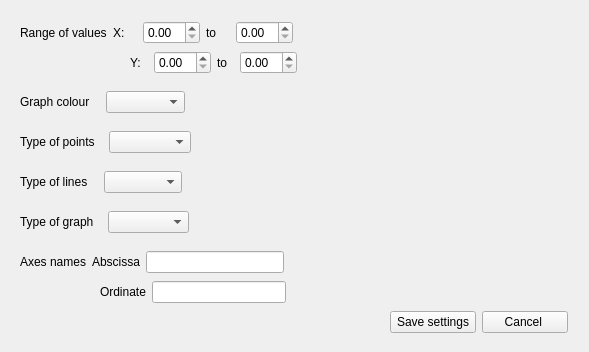
Kirikus/Experiments-2026S-CPP, file window/graph_settings.ui: the form before one commit.
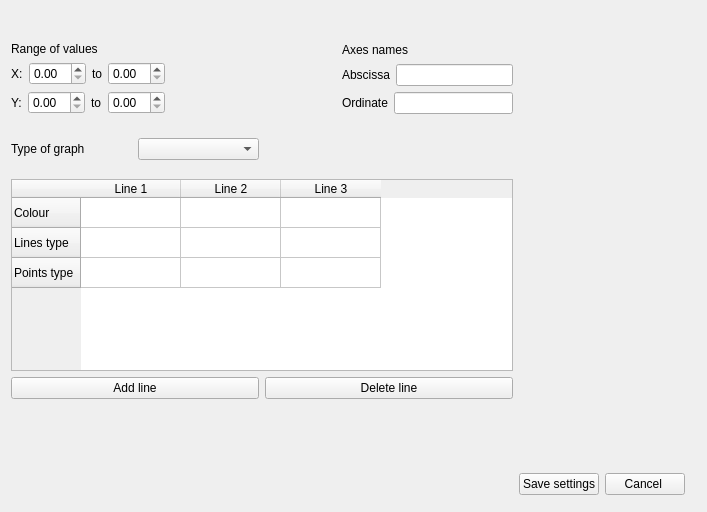
The form after the commit.

```diff
--- a/window/graph_settings.ui
+++ b/window/graph_settings.ui
@@ -6,8 +6,8 @@
    <rect>
     <x>0</x>
     <y>0</y>
-    <width>589</width>
-    <height>352</height>
+    <width>707</width>
+    <height>512</height>
    </rect>
   </property>
   <property name="windowTitle">
@@ -16,101 +16,97 @@
   <widget class="QWidget" name="">
    <property name="geometry">
     <rect>
-     <x>20</x>
-     <y>90</y>
-     <width>165</width>
-     <height>24</height>
+     <x>11</x>
+     <y>42</y>
+     <width>674</width>
+     <height>453</height>
     </rect>
    </property>
+   <layout class="QGridLayout" name="gridLayout_5">
+    <item row="0" column="0">
+     <layout class="QGridLayout" name="gridLayout_4">
+      <item row="0" column="0">
+       <layout class="QGridLayout" name="gridLayout_3">
+        <item row="0" column="0" colspan="2">
+         <layout class="QGridLayout" name="gridLayout">
+          <item row="0" column="0">
+           <layout class="QVBoxLayout" name="verticalLayout_2">
+            <item>
+             <widget class="QLabel" name="label">
+              <property name="text">
+               <string>Range of values</string>
+              </property>
+             </widget>
+            </item>
+            <item>
+             <layout class="QVBoxLayout" name="verticalLayout">
+              <item>
    <layout class="QHBoxLayout" name="horizontalLayout">
     <item>
-     <widget class="QLabel" name="label_6">
+                 <widget class="QLabel" name="label_2">
       <property name="text">
-       <string>Graph colour</string>
+                   <string>X:</string>
       </property>
      </widget>
     </item>
     <item>
-     <widget class="QComboBox" name="comboBox"/>
-    </item>
-   </layout>
-  </widget>
-  <widget class="QWidget" name="">
-   <property name="geometry">
-    <rect>
-     <x>20</x>
-     <y>130</y>
-     <width>171</width>
-     <height>24</height>
-    </rect>
-   </property>
-   <layout class="QHBoxLayout" name="horizontalLayout_2">
+                 <widget class="QDoubleSpinBox" name="doubleSpinBox"/>
+                </item>
     <item>
-     <widget class="QLabel" name="label_7">
+                 <widget class="QLabel" name="label_3">
       <property name="text">
-       <string>Type of points</string>
+                   <string>to</string>
       </property>
      </widget>
     </item>
     <item>
-     <widget class="QComboBox" name="comboBox_2"/>
-    </item>
-   </layout>
-  </widget>
-  <widget class="QWidget" name="">
-   <property name="geometry">
-    <rect>
-     <x>20</x>
-     <y>170</y>
-     <width>162</width>
-     <height>24</height>
-    </rect>
-   </property>
-   <layout class="QHBoxLayout" name="horizontalLayout_3">
-    <item>
-     <widget class="QLabel" name="label_8">
-      <property name="text">
-       <string>Type of lines</string>
-      </property>
-     </widget>
+                 <widget class="QDoubleSpinBox" name="doubleSpinBox_2"/>
+                </item>
+               </layout>
     </item>
     <item>
-     <widget class="QComboBox" name="comboBox_3"/>
-    </item>
-   </layout>
-  </widget>
-  <widget class="QWidget" name="">
-   <property name="geometry">
-    <rect>
-     <x>20</x>
-     <y>210</y>
-     <width>169</width>
-     <height>24</height>
-    </rect>
-   </property>
    <layout class="QHBoxLayout" name="horizontalLayout_4">
     <item>
-     <widget class="QLabel" name="label_9">
+                 <widget class="QLabel" name="label_5">
       <property name="text">
-       <string>Type of graph</string>
+                   <string>Y:</string>
       </property>
      </widget>
     </item>
     <item>
-     <widget class="QComboBox" name="comboBox_4"/>
-    </item>
-   </layout>
-  </widget>
-  <widget class="QWidget" name="">
-   <property name="geometry">
-    <rect>
-     <x>20</x>
-     <y>250</y>
-     <width>264</width>
-     <height>24</height>
-    </rect>
-   </property>
-   <layout class="QHBoxLayout" name="horizontalLayout_5">
+                 <widget class="QDoubleSpinBox" name="doubleSpinBox_3"/>
+                </item>
+                <item>
+                 <widget class="QLabel" name="label_4">
+                  <property name="text">
+                   <string>to</string>
+                  </property>
+                 </widget>
+                </item>
+                <item>
+                 <widget class="QDoubleSpinBox" name="doubleSpinBox_4"/>
+                </item>
+               </layout>
+              </item>
+             </layout>
+            </item>
+           </layout>
+          </item>
+          <item row="0" column="1">
+           <spacer name="horizontalSpacer">
+            <property name="orientation">
+             <enum>Qt::Horizontal</enum>
+            </property>
+            <property name="sizeHint" stdset="0">
+             <size>
+              <width>40</width>
+              <height>20</height>
+             </size>
+            </property>
+           </spacer>
+          </item>
+          <item row="0" column="2">
+           <layout class="QVBoxLayout" name="verticalLayout_4">
     <item>
      <widget class="QLabel" name="label_10">
       <property name="text">
@@ -119,6 +115,10 @@
      </widget>
     </item>
     <item>
+             <layout class="QVBoxLayout" name="verticalLayout_3">
+              <item>
+               <layout class="QHBoxLayout" name="horizontalLayout_2">
+                <item>
      <widget class="QLabel" name="label_11">
       <property name="text">
        <string>Abscissa</string>
@@ -129,17 +129,9 @@
      <widget class="QLineEdit" name="lineEdit"/>
     </item>
    </layout>
-  </widget>
-  <widget class="QWidget" name="">
-   <property name="geometry">
-    <rect>
-     <x>100</x>
-     <y>280</y>
-     <width>186</width>
-     <height>24</height>
-    </rect>
-   </property>
-   <layout class="QHBoxLayout" name="horizontalLayout_6">
+              </item>
+              <item>
+               <layout class="QHBoxLayout" name="horizontalLayout_3">
     <item>
      <widget class="QLabel" name="label_12">
       <property name="text">
@@ -151,17 +143,137 @@
      <widget class="QLineEdit" name="lineEdit_2"/>
     </item>
    </layout>
-  </widget>
-  <widget class="QWidget" name="">
-   <property name="geometry">
-    <rect>
-     <x>390</x>
-     <y>310</y>
-     <width>178</width>
-     <height>24</height>
-    </rect>
-   </property>
-   <layout class="QHBoxLayout" name="horizontalLayout_7">
+              </item>
+             </layout>
+            </item>
+           </layout>
+          </item>
+         </layout>
+        </item>
+        <item row="1" column="1">
+         <spacer name="verticalSpacer">
+          <property name="orientation">
+           <enum>Qt::Vertical</enum>
+          </property>
+          <property name="sizeHint" stdset="0">
+           <size>
+            <width>20</width>
+            <height>18</height>
+           </size>
+          </property>
+         </spacer>
+        </item>
+        <item row="2" column="0">
+         <layout class="QHBoxLayout" name="horizontalLayout_5">
+          <item>
+           <widget class="QLabel" name="label_9">
+            <property name="text">
+             <string>Type of graph</string>
+            </property>
+           </widget>
+          </item>
+          <item>
+           <widget class="QComboBox" name="comboBox_4"/>
+          </item>
+         </layout>
+        </item>
+       </layout>
+      </item>
+      <item row="1" column="0">
+       <spacer name="verticalSpacer_2">
+        <property name="orientation">
+         <enum>Qt::Vertical</enum>
+        </property>
+        <property name="sizeHint" stdset="0">
+         <size>
+          <width>20</width>
+          <height>13</height>
+         </size>
+        </property>
+       </spacer>
+      </item>
+      <item row="2" column="0">
+       <layout class="QGridLayout" name="gridLayout_2">
+        <item row="1" column="0">
+         <widget class="QPushButton" name="pushButton_3">
+          <property name="text">
+           <string>Add line</string>
+          </property>
+         </widget>
+        </item>
+        <item row="0" column="0" colspan="2">
+         <widget class="QTableWidget" name="tableWidget">
+          <row>
+           <property name="text">
+            <string>Colour</string>
+           </property>
+          </row>
+          <row>
+           <property name="text">
+            <string>Lines type</string>
+           </property>
+          </row>
+          <row>
+           <property name="text">
+            <string>Points type</string>
+           </property>
+          </row>
+          <column>
+           <property name="text">
+            <string>Line 1</string>
+           </property>
+          </column>
+          <column>
+           <property name="text">
+            <string>Line 2</string>
+           </property>
+          </column>
+          <column>
+           <property name="text">
+            <string>Line 3</string>
+           </property>
+          </column>
+         </widget>
+        </item>
+        <item row="1" column="1">
+         <widget class="QPushButton" name="pushButton_4">
+          <property name="text">
+           <string>Delete line</string>
+          </property>
+         </widget>
+        </item>
+       </layout>
+      </item>
+     </layout>
+    </item>
+    <item row="1" column="0">
+     <spacer name="verticalSpacer_3">
+      <property name="orientation">
+       <enum>Qt::Vertical</enum>
+      </property>
+      <property name="sizeHint" stdset="0">
+       <size>
+        <width>20</width>
+        <height>28</height>
+       </size>
+      </property>
+     </spacer>
+    </item>
+    <item row="2" column="0">
+     <spacer name="horizontalSpacer_2">
+      <property name="orientation">
+       <enum>Qt::Horizontal</enum>
+      </property>
+      <property name="sizeHint" stdset="0">
+       <size>
+        <width>488</width>
+        <height>20</height>
+       </size>
+      </property>
+     </spacer>
+    </item>
+    <item row="2" column="1">
+     <layout class="QHBoxLayout" name="horizontalLayout_6">
     <item>
      <widget class="QPushButton" name="pushButton">
       <property name="text">
@@ -177,75 +289,6 @@
      </widget>
     </item>
    </layout>
-  </widget>
-  <widget class="QWidget" name="">
-   <property name="geometry">
-    <rect>
-     <x>20</x>
-     <y>20</y>
-     <width>273</width>
-     <height>25</height>
-    </rect>
-   </property>
-   <layout class="QHBoxLayout" name="horizontalLayout_8">
-    <item>
-     <widget class="QLabel" name="label">
-      <property name="text">
-       <string>Range of values</string>
-      </property>
-     </widget>
-    </item>
-    <item>
-     <widget class="QLabel" name="label_2">
-      <property name="text">
-       <string>X:</string>
-      </property>
-     </widget>
-    </item>
-    <item>
-     <widget class="QDoubleSpinBox" name="doubleSpinBox"/>
-    </item>
-    <item>
-     <widget class="QLabel" name="label_3">
-      <property name="text">
-       <string>to</string>
-      </property>
-     </widget>
-    </item>
-    <item>
-     <widget class="QDoubleSpinBox" name="doubleSpinBox_2"/>
-    </item>
-   </layout>
-  </widget>
-  <widget class="QWidget" name="">
-   <property name="geometry">
-    <rect>
-     <x>130</x>
-     <y>50</y>
-     <width>167</width>
-     <height>25</height>
-    </rect>
-   </property>
-   <layout class="QHBoxLayout" name="horizontalLayout_9">
-    <item>
-     <widget class="QLabel" name="label_5">
-      <property name="text">
-       <string>Y:</string>
-      </property>
-     </widget>
-    </item>
-    <item>
-     <widget class="QDoubleSpinBox" name="doubleSpinBox_3"/>
-    </item>
-    <item>
-     <widget class="QLabel" name="label_4">
-      <property name="text">
-       <string>to</string>
-      </property>
-     </widget>
-    </item>
-    <item>
-     <widget class="QDoubleSpinBox" name="doubleSpinBox_4"/>
     </item>
    </layout>
   </widget>
```
Lines whose indentation alone changed are shown as unchanged.
